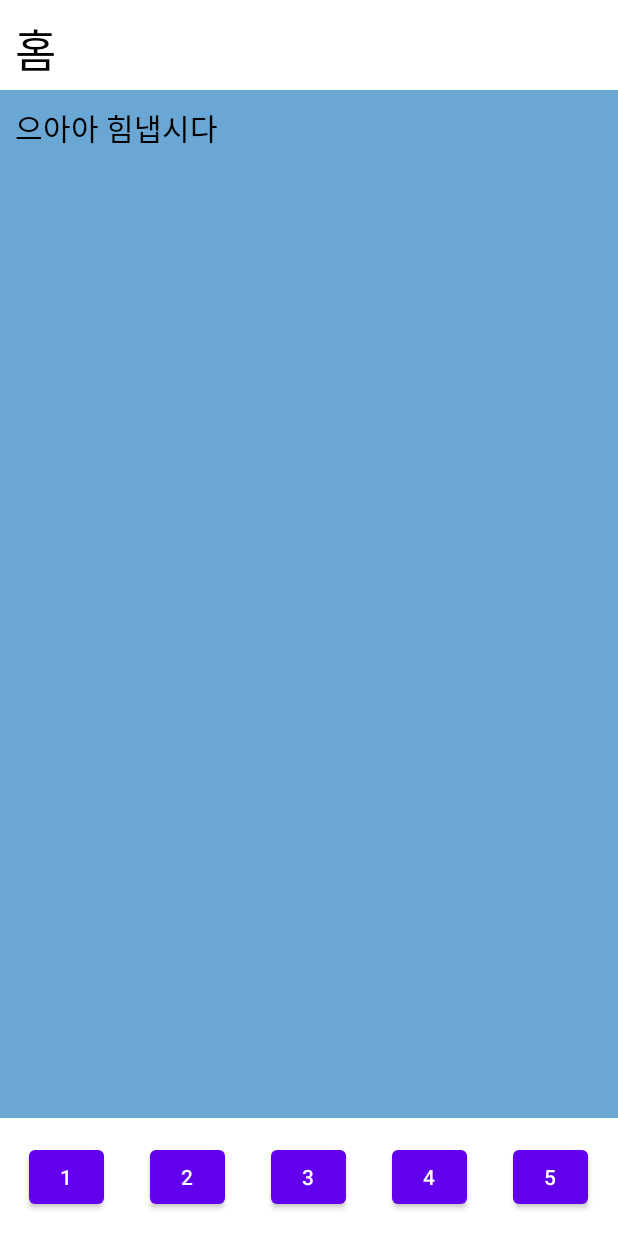
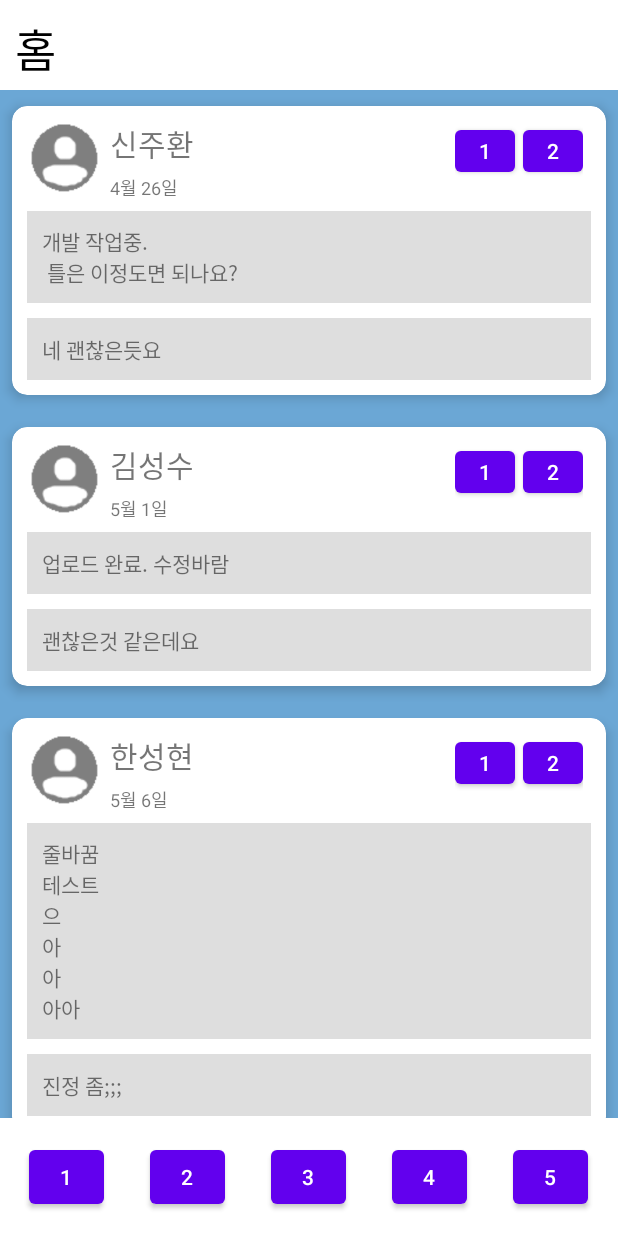
Before and after one commit to juhwan5/SWPBL_Team5, an Android app: the fragment CommunityFragment placed in its activity, on a phone screen of 412 x 824 dp. Run offline under Robolectric (Android 15) with nearby library versions, the phone set to English and light mode, and no system bars.

Commit message:
1.4
- 커뮤니티 탭 작업

```diff
--- a/PrecticeProject/app/src/main/java/com/example/precticeproject/fragments/CommunityFragment.java
+++ b/PrecticeProject/app/src/main/java/com/example/precticeproject/fragments/CommunityFragment.java
@@ -6,8 +6,14 @@ import android.view.View;
 import android.view.ViewGroup;
 
 import androidx.fragment.app.Fragment;
+import androidx.recyclerview.widget.LinearLayoutManager;
+import androidx.recyclerview.widget.RecyclerView;
 
 import com.example.precticeproject.R;
+import com.example.precticeproject.functions.AstroAdapter;
+import com.example.precticeproject.functions.AstroItem;
+import com.example.precticeproject.functions.CommunityAdapter;
+import com.example.precticeproject.functions.CommunityItem;
 
 public class CommunityFragment extends Fragment {
     public CommunityFragment() {}
@@ -19,7 +25,23 @@ public class CommunityFragment extends Fragment {
 
     @Override
     public View onCreateView(LayoutInflater inflater, ViewGroup container, Bundle savedInstanceState){
-        return inflater.inflate(R.layout.commu_frag,container,false);
+        View v = inflater.inflate(R.layout.commu_frag,container,false);
+
+        RecyclerView recyclerView = v.findViewById(R.id.community_recyclerview);
+        LinearLayoutManager layoutManager = new LinearLayoutManager(getContext(), LinearLayoutManager.VERTICAL, false);
+        recyclerView.setLayoutManager(layoutManager);
+        CommunityAdapter adapter = new CommunityAdapter();
+
+        adapter.addItem(new CommunityItem("신주환", "4월 26일",
+                "개발 작업중.\n 틀은 이정도면 되나요?","네 괜찮은듯요"));
+        adapter.addItem(new CommunityItem("김성수", "5월 1일",
+                "업로드 완료. 수정바람","괜찮은것 같은데요"));
+        adapter.addItem(new CommunityItem("한성현", "5월 6일",
+                "줄바꿈\n테스트\n으\n아\n아\n아아","진정 좀;;;"));
+
+        recyclerView.setAdapter(adapter);
+
+        return v;
     }
 
 }
--- /dev/null
+++ b/PrecticeProject/app/src/main/java/com/example/precticeproject/functions/CommunityAdapter.java
@@ -0,0 +1,80 @@
+package com.example.precticeproject.functions;
+
+import android.view.LayoutInflater;
+import android.view.View;
+import android.view.ViewGroup;
+import android.widget.ImageView;
+import android.widget.TextView;
+
+import androidx.annotation.NonNull;
+import androidx.recyclerview.widget.RecyclerView;
+
+import com.example.precticeproject.R;
+
+import java.util.ArrayList;
+
+public class CommunityAdapter extends RecyclerView.Adapter<CommunityAdapter.ViewHolder> {
+
+    ArrayList<CommunityItem> items = new ArrayList<CommunityItem>();
+
+    @NonNull
+    @Override
+    public ViewHolder onCreateViewHolder(@NonNull ViewGroup parent, int viewType) {
+        LayoutInflater inflater = LayoutInflater.from(parent.getContext());
+        View itemView = inflater.inflate(R.layout.commu_list_item, parent, false);
+
+        return new ViewHolder(itemView);
+    }
+
+    @Override
+    public void onBindViewHolder(@NonNull ViewHolder holder, int position) {
+        CommunityItem item = items.get(position);
+        holder.setItem(item);
+    }
+
+    @Override
+    public int getItemCount() {
+        return items.size();
+    }
+
+    static class ViewHolder extends RecyclerView.ViewHolder {
+        //ImageView img;
+        TextView name;
+        TextView date;
+        TextView textual;
+        TextView comment;
+
+        public ViewHolder(View v){
+            super(v);
+
+            name = v.findViewById(R.id.commu_profile_name);
+            date = v.findViewById(R.id.commu_profile_date);
+            textual = v.findViewById(R.id.commu_textual);
+            comment = v.findViewById(R.id.commu_comment);
+        }
+
+        public void setItem(CommunityItem item){
+            name.setText(item.getProfileName());
+            date.setText(item.getProfileDate());
+            textual.setText(item.getTextual());
+            comment.setText(item.getComment());
+        }
+    }
+
+
+    public void addItem(CommunityItem item){
+        items.add(item);
+    }
+
+    public void setItems(ArrayList<CommunityItem> items){
+        this.items = items;
+    }
+
+    public CommunityItem getItem(int position){
+        return items.get(position);
+    }
+
+    public void setItem(int position, CommunityItem item){
+        items.set(position, item);
+    }
+}
--- /dev/null
+++ b/PrecticeProject/app/src/main/java/com/example/precticeproject/functions/CommunityItem.java
@@ -0,0 +1,32 @@
+package com.example.precticeproject.functions;
+
+public class CommunityItem {
+    //int profileImgID;
+    String profileName;
+    String profileDate;
+    String textual;
+    String comment;
+
+    public CommunityItem(String profileName, String profileDate, String textual, String comment) {
+        this.profileName = profileName;
+        this.profileDate = profileDate;
+        this.textual = textual;
+        this.comment = comment;
+    }
+
+    public String getProfileName() {
+        return profileName;
+    }
+
+    public String getProfileDate() {
+        return profileDate;
+    }
+
+    public String getTextual() {
+        return textual;
+    }
+
+    public String getComment() {
+        return comment;
+    }
+}
--- a/PrecticeProject/app/src/main/res/layout/commu_frag.xml
+++ b/PrecticeProject/app/src/main/res/layout/commu_frag.xml
@@ -1,28 +1,11 @@
 <?xml version="1.0" encoding="utf-8"?>
-<androidx.constraintlayout.widget.ConstraintLayout
-    xmlns:android="http://schemas.android.com/apk/res/android" android:layout_width="match_parent"
+<LinearLayout xmlns:android="http://schemas.android.com/apk/res/android"
+    android:orientation="vertical" android:layout_width="match_parent"
     android:layout_height="match_parent">
 
-    <TableLayout
+
+    <androidx.recyclerview.widget.RecyclerView
         android:layout_width="match_parent"
         android:layout_height="match_parent"
-        android:orientation="horizontal">
-
-        <TableRow
-            android:layout_height="match_parent"
-            android:layout_width="match_parent"
-            android:orientation="horizontal">
-
-            <TextView
-                android:layout_height="wrap_content"
-                android:layout_width="wrap_content"
-                android:text= "으아아 힘냅시다"
-                android:textSize="20dp"
-                android:textColor="@color/black"
-                android:layout_margin="10dp"
-                android:layout_marginLeft="10dp"/>
-
-        </TableRow>
-
-    </TableLayout>
-</androidx.constraintlayout.widget.ConstraintLayout>
+        android:id="@+id/community_recyclerview"/>
+</LinearLayout>
--- /dev/null
+++ b/PrecticeProject/app/src/main/res/layout/commu_list_item.xml
@@ -0,0 +1,122 @@
+<?xml version="1.0" encoding="utf-8"?>
+<LinearLayout xmlns:android="http://schemas.android.com/apk/res/android"
+    android:layout_width="match_parent"
+    android:layout_height="wrap_content"
+    xmlns:app="http://schemas.android.com/apk/res-auto">
+
+    <androidx.cardview.widget.CardView
+        android:layout_width="match_parent"
+        android:layout_height="wrap_content"
+        app:cardBackgroundColor = "#FFFFFF"
+        app:cardCornerRadius="10dp"
+        app:cardElevation="5dp"
+        app:cardUseCompatPadding="true">
+
+        <LinearLayout
+            android:layout_width="match_parent"
+            android:layout_height="wrap_content"
+            android:orientation="vertical">
+
+            <!-- 첫줄 -->
+            <LinearLayout
+                android:layout_width="match_parent"
+                android:layout_height="50dp"
+                android:orientation="horizontal"
+                android:layout_margin="10dp">
+                <ImageView
+                    android:layout_width="50dp"
+                    android:layout_height="50dp"
+                    android:id="@+id/commu_profile_img"
+                    app:srcCompat="@drawable/profile_icon"/>
+
+                <LinearLayout
+                    android:layout_width="wrap_content"
+                    android:layout_height="wrap_content"
+                    android:orientation="vertical"
+                    android:layout_marginLeft="5dp">
+
+                    <TextView
+                        android:layout_width="wrap_content"
+                        android:layout_height="wrap_content"
+                        android:text="이름"
+                        android:textSize="20dp"
+                        android:id="@+id/commu_profile_name"/>
+
+                    <TextView
+                        android:layout_width="wrap_content"
+                        android:layout_height="wrap_content"
+                        android:text="날짜"
+                        android:textSize="12dp"
+                        android:layout_marginTop="5dp"
+                        android:id="@+id/commu_profile_date"/>
+                </LinearLayout>
+
+                <View
+                    android:layout_width="0dp"
+                    android:layout_height="0dp"
+                    android:layout_weight="1" />
+
+                <LinearLayout
+                    android:layout_width="wrap_content"
+                    android:layout_height="wrap_content"
+                    android:orientation="horizontal"
+                    android:layout_marginRight="5dp"
+                    android:layout_marginTop="10dp"
+                    android:layout_gravity="right">
+
+                    <Button
+                        android:layout_width="40dp"
+                        android:layout_height="40dp"
+                        android:text = "1"
+                        android:layout_marginRight="5dp"/>
+
+                    <Button
+                        android:layout_width="40dp"
+                        android:layout_height="40dp"
+                        android:text = "2"/>
+
+                </LinearLayout>
+            </LinearLayout>
+
+            <!-- 본문 -->
+            <LinearLayout
+                android:layout_width="match_parent"
+                android:layout_height="wrap_content"
+                android:layout_marginLeft="10dp"
+                android:layout_marginRight="10dp"
+                android:layout_marginBottom="10dp"
+                android:background="#dedede">
+
+                <TextView
+                    android:layout_width="match_parent"
+                    android:layout_height="wrap_content"
+                    android:text="txt"
+                    android:id="@+id/commu_textual"
+                    android:padding="10dp"
+                    />
+            </LinearLayout>
+
+            <!--댓글 -->
+            <LinearLayout
+                android:layout_width="match_parent"
+                android:layout_height="wrap_content"
+                android:layout_marginLeft="10dp"
+                android:layout_marginRight="10dp"
+                android:layout_marginBottom="10dp"
+                android:background="#dedede">
+
+                <TextView
+                    android:layout_width="match_parent"
+                    android:layout_height="wrap_content"
+                    android:text="hi"
+                    android:id="@+id/commu_comment"
+                    android:padding="10dp"
+                    />
+            </LinearLayout>
+
+
+
+
+        </LinearLayout>
+    </androidx.cardview.widget.CardView>
+</LinearLayout>
--- a/PrecticeProject/app/src/main/res/values/strings.xml
+++ b/PrecticeProject/app/src/main/res/values/strings.xml
@@ -1,5 +1,5 @@
 <resources>
-    <string name="app_name">4.30.5</string>
+    <string name="app_name">5.1.2</string>
 
 
     <string-array name = "meteorshower">
@@ -26,4 +26,5 @@
         <item>08시</item>
     </string-array>
     <string name = "allprompt">선택</string>
+
 </resources>
```
Also changed, not shown: PrecticeProject/app/src/main/res/drawable/profile_icon.png (added).
